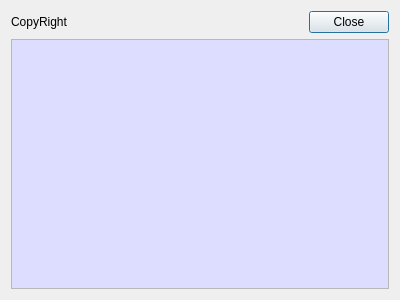
Above: CertMan/copy_right_dlg.ui from jykim74/CertMan before the change. Below: the same form after it.
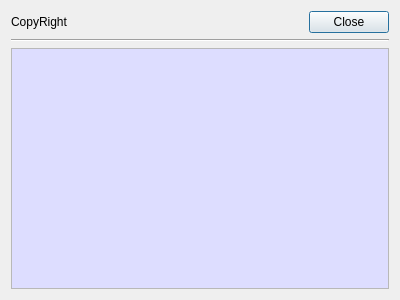
That is the form after the change.

Diff of the .ui file:
```diff
--- a/CertMan/copy_right_dlg.ui
+++ b/CertMan/copy_right_dlg.ui
@@ -45,6 +45,13 @@
      </item>
     </layout>
    </item>
+   <item>
+    <widget class="Line" name="line">
+     <property name="orientation">
+      <enum>Qt::Horizontal</enum>
+     </property>
+    </widget>
+   </item>
    <item>
     <widget class="QPlainTextEdit" name="mLicenseText">
      <property name="palette">
```
